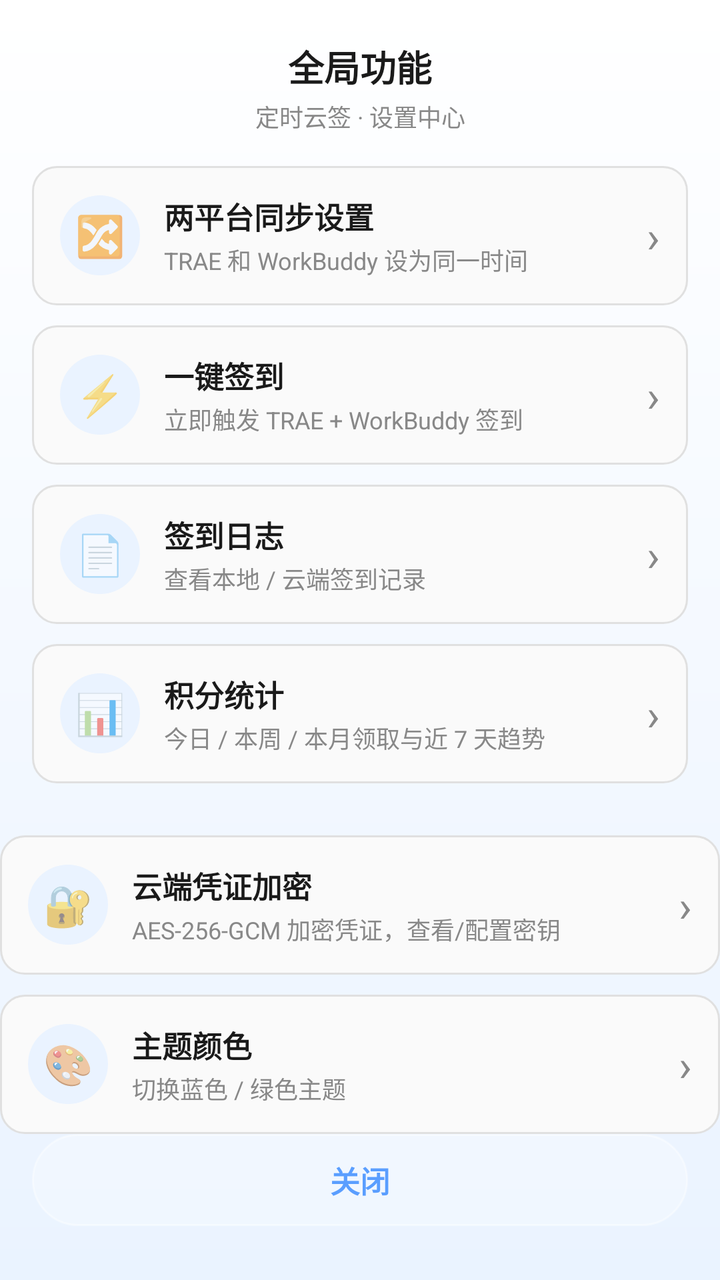
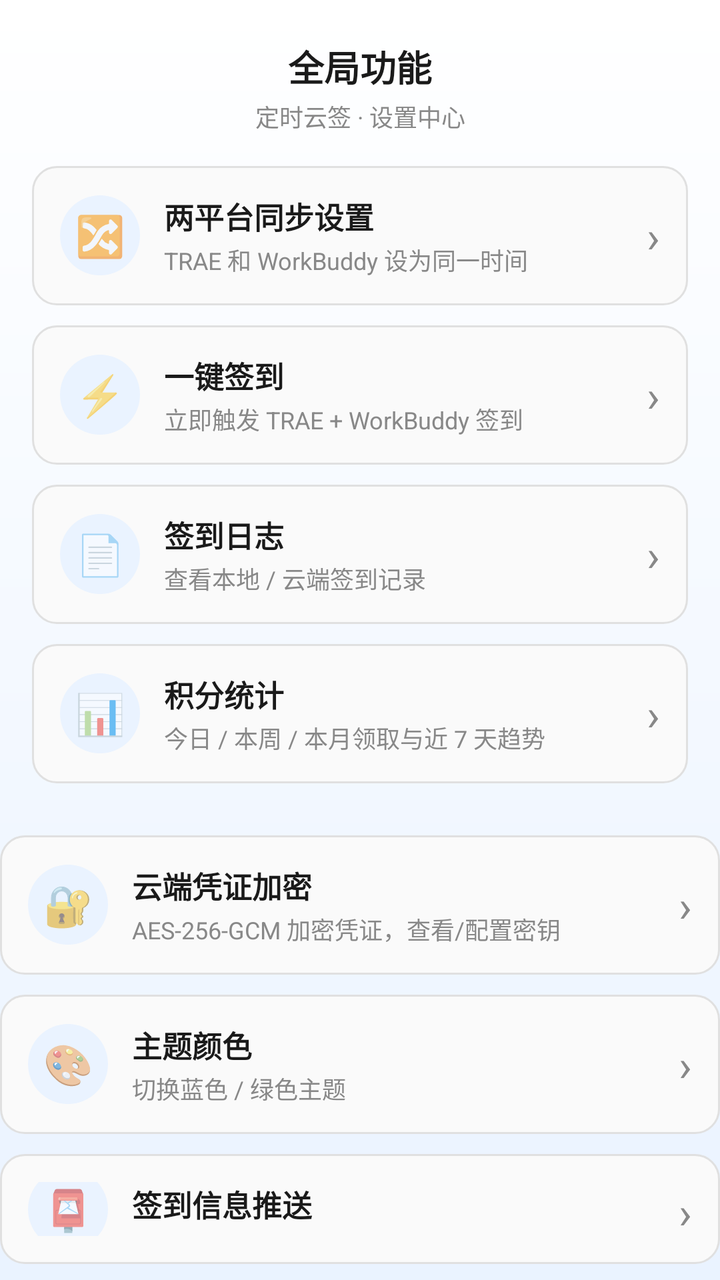

Two renders of the same Android screen: before a commit and after it. Below are the layout's source before the change and the commit's diff.
<!-- AndroidManifest.xml: application theme Theme.SignApp -->
<!-- res/layout/dialog_settings.xml -->
<?xml version="1.0" encoding="utf-8"?>
<LinearLayout xmlns:android="http://schemas.android.com/apk/res/android"
    android:layout_width="match_parent"
    android:layout_height="wrap_content"
    android:orientation="vertical"
    android:background="@drawable/bg_dialog_light"
    android:paddingTop="20dp"
    android:paddingBottom="8dp">

    
    <TextView
        android:layout_width="match_parent"
        android:layout_height="wrap_content"
        android:gravity="center"
        android:text="全局功能"
        android:textColor="@color/text_primary"
        android:textSize="18sp"
        android:textStyle="bold" />

    <TextView
        android:layout_width="match_parent"
        android:layout_height="wrap_content"
        android:layout_marginTop="3dp"
        android:gravity="center"
        android:text="定时云签 · 设置中心"
        android:textColor="@color/gray"
        android:textSize="12sp" />

    
    <LinearLayout
        android:layout_width="match_parent"
        android:layout_height="wrap_content"
        android:orientation="vertical"
        android:padding="16dp">

        
        <LinearLayout
            android:id="@+id/btnSyncSchedule"
            android:layout_width="match_parent"
            android:layout_height="wrap_content"
            android:orientation="horizontal"
            android:gravity="center_vertical"
            android:background="@drawable/bg_card"
            android:padding="14dp"
            android:layout_marginBottom="10dp">

            <TextView
                android:layout_width="40dp"
                android:layout_height="40dp"
                android:background="@drawable/bg_icon_circle"
                android:gravity="center"
                android:text="🔀"
                android:textSize="20sp" />

            <LinearLayout
                android:layout_width="0dp"
                android:layout_height="wrap_content"
                android:layout_weight="1"
                android:orientation="vertical"
                android:layout_marginStart="12dp">

                <TextView
                    android:layout_width="wrap_content"
                    android:layout_height="wrap_content"
                    android:text="两平台同步设置"
                    android:textColor="@color/text_primary"
                    android:textSize="15sp"
                    android:textStyle="bold" />

                <TextView
                    android:layout_width="wrap_content"
                    android:layout_height="wrap_content"
                    android:layout_marginTop="2dp"
                    android:text="TRAE 和 WorkBuddy 设为同一时间"
                    android:textColor="@color/gray"
                    android:textSize="12sp" />
            </LinearLayout>

            <TextView
                android:layout_width="wrap_content"
                android:layout_height="wrap_content"
                android:text="›"
                android:textColor="@color/gray"
                android:textSize="22sp" />
        </LinearLayout>

        
        <LinearLayout
            android:id="@+id/btnQuickCheckin"
            android:layout_width="match_parent"
            android:layout_height="wrap_content"
            android:orientation="horizontal"
            android:gravity="center_vertical"
            android:background="@drawable/bg_card"
            android:padding="14dp"
            android:layout_marginBottom="10dp">

            <TextView
                android:layout_width="40dp"
                android:layout_height="40dp"
                android:background="@drawable/bg_icon_circle"
                android:gravity="center"
                android:text="⚡"
                android:textSize="20sp" />

            <LinearLayout
                android:layout_width="0dp"
                android:layout_height="wrap_content"
                android:layout_weight="1"
                android:orientation="vertical"
                android:layout_marginStart="12dp">

                <TextView
                    android:layout_width="wrap_content"
                    android:layout_height="wrap_content"
                    android:text="一键签到"
                    android:textColor="@color/text_primary"
                    android:textSize="15sp"
                    android:textStyle="bold" />

                <TextView
                    android:layout_width="wrap_content"
                    android:layout_height="wrap_content"
                    android:layout_marginTop="2dp"
                    android:text="立即触发 TRAE + WorkBuddy 签到"
                    android:textColor="@color/gray"
                    android:textSize="12sp" />
            </LinearLayout>

            <TextView
                android:layout_width="wrap_content"
                android:layout_height="wrap_content"
                android:text="›"
                android:textColor="@color/gray"
                android:textSize="22sp" />
        </LinearLayout>

        
        <LinearLayout
            android:id="@+id/btnLogsEntry"
            android:layout_width="match_parent"
            android:layout_height="wrap_content"
            android:orientation="horizontal"
            android:gravity="center_vertical"
            android:background="@drawable/bg_card"
            android:padding="14dp">

            <TextView
                android:layout_width="40dp"
                android:layout_height="40dp"
                android:background="@drawable/bg_icon_circle"
                android:gravity="center"
                android:text="📄"
                android:textSize="20sp" />

            <LinearLayout
                android:layout_width="0dp"
                android:layout_height="wrap_content"
                android:layout_weight="1"
                android:orientation="vertical"
                android:layout_marginStart="12dp">

                <TextView
                    android:layout_width="wrap_content"
                    android:layout_height="wrap_content"
                    android:text="签到日志"
                    android:textColor="@color/text_primary"
                    android:textSize="15sp"
                    android:textStyle="bold" />

                <TextView
                    android:layout_width="wrap_content"
                    android:layout_height="wrap_content"
                    android:layout_marginTop="2dp"
                    android:text="查看本地 / 云端签到记录"
                    android:textColor="@color/gray"
                    android:textSize="12sp" />
            </LinearLayout>

            <TextView
                android:layout_width="wrap_content"
                android:layout_height="wrap_content"
                android:text="›"
                android:textColor="@color/gray"
                android:textSize="22sp" />
        </LinearLayout>

        
        <LinearLayout
            android:id="@+id/btnStatsEntry"
            android:layout_width="match_parent"
            android:layout_height="wrap_content"
            android:orientation="horizontal"
            android:gravity="center_vertical"
            android:background="@drawable/bg_card"
            android:padding="14dp"
            android:layout_marginTop="10dp">

            <TextView
                android:layout_width="40dp"
                android:layout_height="40dp"
                android:background="@drawable/bg_icon_circle"
                android:gravity="center"
                android:text="📊"
                android:textSize="20sp" />

            <LinearLayout
                android:layout_width="0dp"
                android:layout_height="wrap_content"
                android:layout_weight="1"
                android:orientation="vertical"
                android:layout_marginStart="12dp">

                <TextView
                    android:layout_width="wrap_content"
                    android:layout_height="wrap_content"
                    android:text="积分统计"
                    android:textColor="@color/text_primary"
                    android:textSize="15sp"
                    android:textStyle="bold" />

                <TextView
                    android:layout_width="wrap_content"
                    android:layout_height="wrap_content"
                    android:layout_marginTop="2dp"
                    android:text="今日 / 本周 / 本月领取与近 7 天趋势"
                    android:textColor="@color/gray"
                    android:textSize="12sp" />
            </LinearLayout>

            <TextView
                android:layout_width="wrap_content"
                android:layout_height="wrap_content"
                android:text="›"
                android:textColor="@color/gray"
                android:textSize="22sp" />
        </LinearLayout>

    </LinearLayout>

        
        <LinearLayout
            android:id="@+id/btnCryptoEntry"
            android:layout_width="match_parent"
            android:layout_height="wrap_content"
            android:orientation="horizontal"
            android:gravity="center_vertical"
            android:background="@drawable/bg_card"
            android:padding="14dp"
            android:layout_marginTop="10dp">

            <TextView
                android:layout_width="40dp"
                android:layout_height="40dp"
                android:background="@drawable/bg_icon_circle"
                android:gravity="center"
                android:text="🔐"
                android:textSize="20sp" />

            <LinearLayout
                android:layout_width="0dp"
                android:layout_height="wrap_content"
                android:layout_weight="1"
                android:orientation="vertical"
                android:layout_marginStart="12dp">

                <TextView
                    android:layout_width="wrap_content"
                    android:layout_height="wrap_content"
                    android:text="云端凭证加密"
                    android:textColor="@color/text_primary"
                    android:textSize="15sp"
                    android:textStyle="bold" />

                <TextView
                    android:layout_width="wrap_content"
                    android:layout_height="wrap_content"
                    android:layout_marginTop="2dp"
                    android:text="AES-256-GCM 加密凭证，查看/配置密钥"
                    android:textColor="@color/gray"
                    android:textSize="12sp" />
            </LinearLayout>

            <TextView
                android:layout_width="wrap_content"
                android:layout_height="wrap_content"
                android:text="›"
                android:textColor="@color/gray"
                android:textSize="22sp" />
        </LinearLayout>


        
        <LinearLayout
            android:id="@+id/btnThemeEntry"
            android:layout_width="match_parent"
            android:layout_height="wrap_content"
            android:orientation="horizontal"
            android:gravity="center_vertical"
            android:background="@drawable/bg_card"
            android:padding="14dp"
            android:layout_marginTop="10dp">

            <TextView
                android:layout_width="40dp"
                android:layout_height="40dp"
                android:background="@drawable/bg_icon_circle"
                android:gravity="center"
                android:text="🎨"
                android:textSize="20sp" />

            <LinearLayout
                android:layout_width="0dp"
                android:layout_height="wrap_content"
                android:layout_weight="1"
                android:orientation="vertical"
                android:layout_marginStart="12dp">

                <TextView
                    android:layout_width="wrap_content"
                    android:layout_height="wrap_content"
                    android:text="主题颜色"
                    android:textColor="@color/text_primary"
                    android:textSize="15sp"
                    android:textStyle="bold" />

                <TextView
                    android:layout_width="wrap_content"
                    android:layout_height="wrap_content"
                    android:layout_marginTop="2dp"
                    android:text="切换蓝色 / 绿色主题"
                    android:textColor="@color/gray"
                    android:textSize="12sp" />
            </LinearLayout>

            <TextView
                android:layout_width="wrap_content"
                android:layout_height="wrap_content"
                android:text="›"
                android:textColor="@color/gray"
                android:textSize="22sp" />
        </LinearLayout>


    
    <TextView
        android:id="@+id/btnCloseSettings"
        android:layout_width="match_parent"
        android:layout_height="wrap_content"
        android:layout_marginLeft="16dp"
        android:layout_marginRight="16dp"
        android:layout_marginBottom="12dp"
        android:background="@drawable/bg_badge"
        android:gravity="center"
        android:padding="12dp"
        android:text="关闭"
        android:textColor="?attr/signPrimary"
        android:textSize="15sp"
        android:textStyle="bold" />
</LinearLayout>
<!-- resources referenced by this layout -->
<resources>
  <color name="gray">#888888</color>
  <color name="text_primary">#1A1A1A</color>
  <!-- drawable bg_badge (drawable) -->
  <?xml version="1.0" encoding="utf-8"?>
  <shape xmlns:android="http://schemas.android.com/apk/res/android">
      <solid android:color="#40FFFFFF" />
      <corners android:radius="999dp" />
      <stroke android:width="1dp" android:color="#66FFFFFF" />
  </shape>
  <!-- drawable bg_card (drawable) -->
  <?xml version="1.0" encoding="utf-8"?>
  <shape xmlns:android="http://schemas.android.com/apk/res/android">
      <solid android:color="@color/card_bg" />
      <corners android:radius="12dp" />
      <stroke android:width="1dp" android:color="@color/divider" />
  </shape>
  <!-- drawable bg_dialog_light (drawable) -->
  <?xml version="1.0" encoding="utf-8"?>
  <shape xmlns:android="http://schemas.android.com/apk/res/android"
      android:shape="rectangle">
      <gradient
          android:angle="270"
          android:startColor="@color/surface_start"
          android:endColor="@color/surface_end" />
  </shape>
  <!-- drawable bg_icon_circle (drawable) -->
  <?xml version="1.0" encoding="utf-8"?>
  <shape xmlns:android="http://schemas.android.com/apk/res/android"
      android:shape="oval">
      <solid android:color="?attr/signIconCircle" />
  </shape>
  <style name="Theme.SignApp" parent="Theme.MaterialComponents.DayNight.NoActionBar">
          <item name="colorPrimary">#5A9EFF</item>
          <item name="colorPrimaryVariant">#3B7BD9</item>
          <item name="colorOnPrimary">@color/white</item>
          <item name="android:statusBarColor">@color/gradient_start</item>
          <item name="android:windowBackground">@color/white</item>
          <item name="signPrimary">#5A9EFF</item>
          <item name="signGradientStart">#5A9EFF</item>
          <item name="signGradientEnd">#3B7BD9</item>
          <item name="signIconCircle">#EAF3FF</item>
          <item name="signCardStart">#F4F8FF</item>
          <item name="signCardEnd">#E8F1FF</item>
      </style>
  <color name="card_bg">#FAFAFA</color>
  <color name="divider">#E0E0E0</color>
  <color name="surface_start">#FFFFFF</color>
  <color name="surface_end">#EAF3FF</color>
  <color name="white">#FFFFFF</color>
  <color name="gradient_start">#3B8BFF</color>
</resources>

<!-- the commit's change to res/layout/dialog_settings.xml (unified diff, before → after) -->
@@ -329,6 +329,58 @@
                     android:layout_height="wrap_content"
                     android:layout_marginTop="2dp"
                     android:text="切换蓝色 / 绿色主题"
+                    android:textColor="@color/gray"
+                    android:textSize="12sp" />
+            </LinearLayout>
+
+            <TextView
+                android:layout_width="wrap_content"
+                android:layout_height="wrap_content"
+                android:text="›"
+                android:textColor="@color/gray"
+                android:textSize="22sp" />
+        </LinearLayout>
+
+
+        
+        <LinearLayout
+            android:id="@+id/btnWxpusherEntry"
+            android:layout_width="match_parent"
+            android:layout_height="wrap_content"
+            android:orientation="horizontal"
+            android:gravity="center_vertical"
+            android:background="@drawable/bg_card"
+            android:padding="14dp"
+            android:layout_marginTop="10dp">
+
+            <TextView
+                android:layout_width="40dp"
+                android:layout_height="40dp"
+                android:background="@drawable/bg_icon_circle"
+                android:gravity="center"
+                android:text="📮"
+                android:textSize="20sp" />
+
+            <LinearLayout
+                android:layout_width="0dp"
+                android:layout_height="wrap_content"
+                android:layout_weight="1"
+                android:orientation="vertical"
+                android:layout_marginStart="12dp">
+
+                <TextView
+                    android:layout_width="wrap_content"
+                    android:layout_height="wrap_content"
+                    android:text="签到信息推送"
+                    android:textColor="@color/text_primary"
+                    android:textSize="15sp"
+                    android:textStyle="bold" />
+
+                <TextView
+                    android:layout_width="wrap_content"
+                    android:layout_height="wrap_content"
+                    android:layout_marginTop="2dp"
+                    android:text="签到结果推送到微信 ClawBot（可选）"
                     android:textColor="@color/gray"
                     android:textSize="12sp" />
             </LinearLayout>
